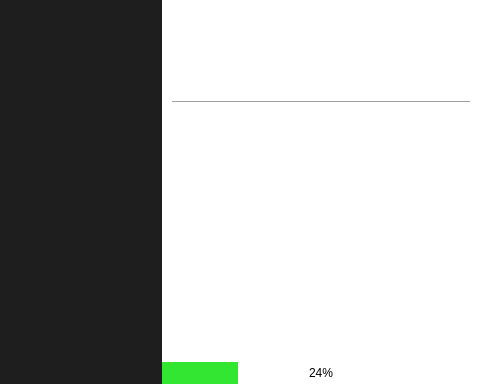
This is MainWindow.ui in kacerpetr/QRssReader as Qt 5 draws it before an edit; both pictures show x 256 to 736 and y 0 to 384 of the 736 by 384 pixel window. The edited form follows.
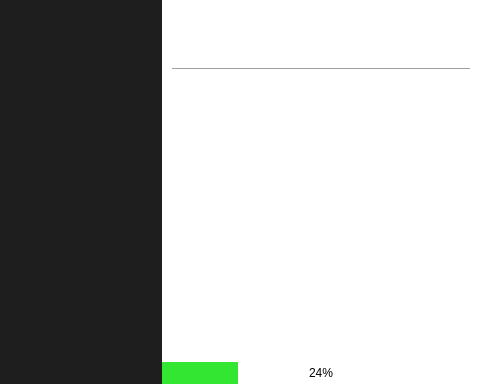
This is the edited form. Icons and pictures are not drawn.

Commit message: Font sizes can now be changed by user

The edit to the form file:
```diff
--- a/MainWindow.ui
+++ b/MainWindow.ui
@@ -47,38 +47,7 @@
 	border: 0px;
 	background-color: rgb(50, 230, 50);
 }
-
-#newsViewContents #titleLabel{
-	font-size: 22pt;
-	font-weight: bold;
-	text-decoration: underline;
-	color: black;
-}
-
-#newsViewContents #textLabel{
-	font-size: 18pt;
-	color: black;
-}
-
-#newsViewContents  #feedNameLabel{
-	font-size: 16pt;
-	font-style: italic;
-}
-
-#newsViewContents  #timeLabel{
-	font-size: 16pt;
-	font-style: italic;
-}
-
-#newsViewContents  #linkLabel{
-	font-size: 16pt;
-	font-style: italic;
-}
-
-#newsViewContents  #guidLabel{
-	font-size: 16pt;
-	font-style: italic;
-}</string>
+</string>
   </property>
   <widget class="QWidget" name="centralWidget">
    <layout class="QHBoxLayout" name="horizontalLayout">
```
The commit also changes 21 other files.
